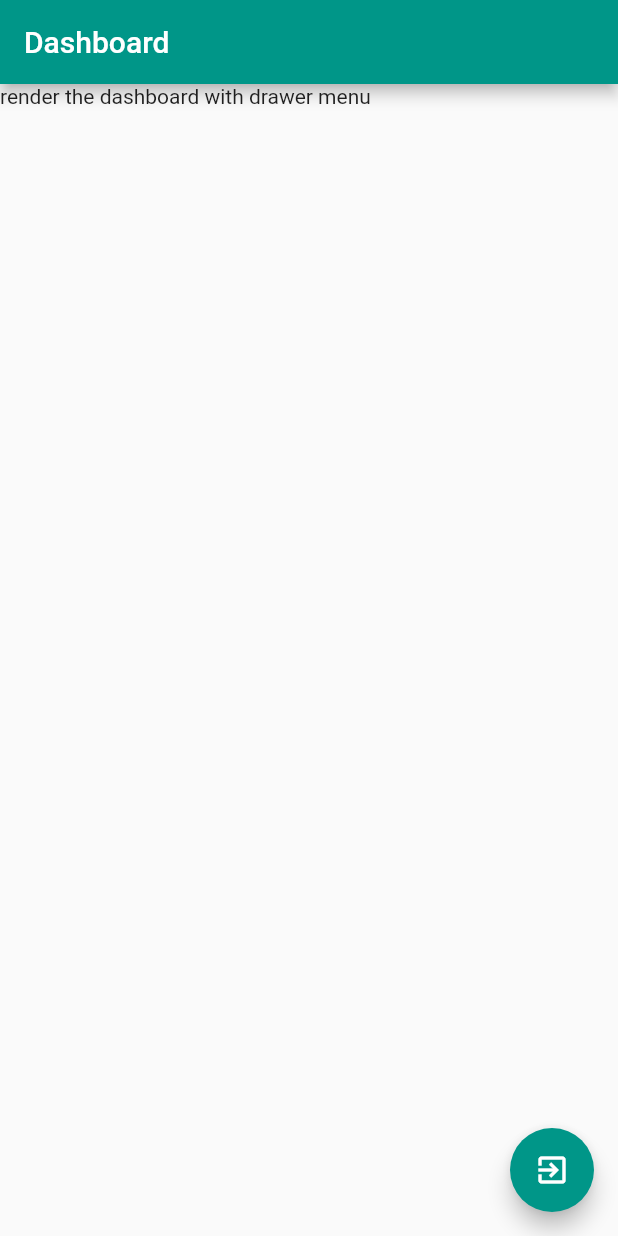
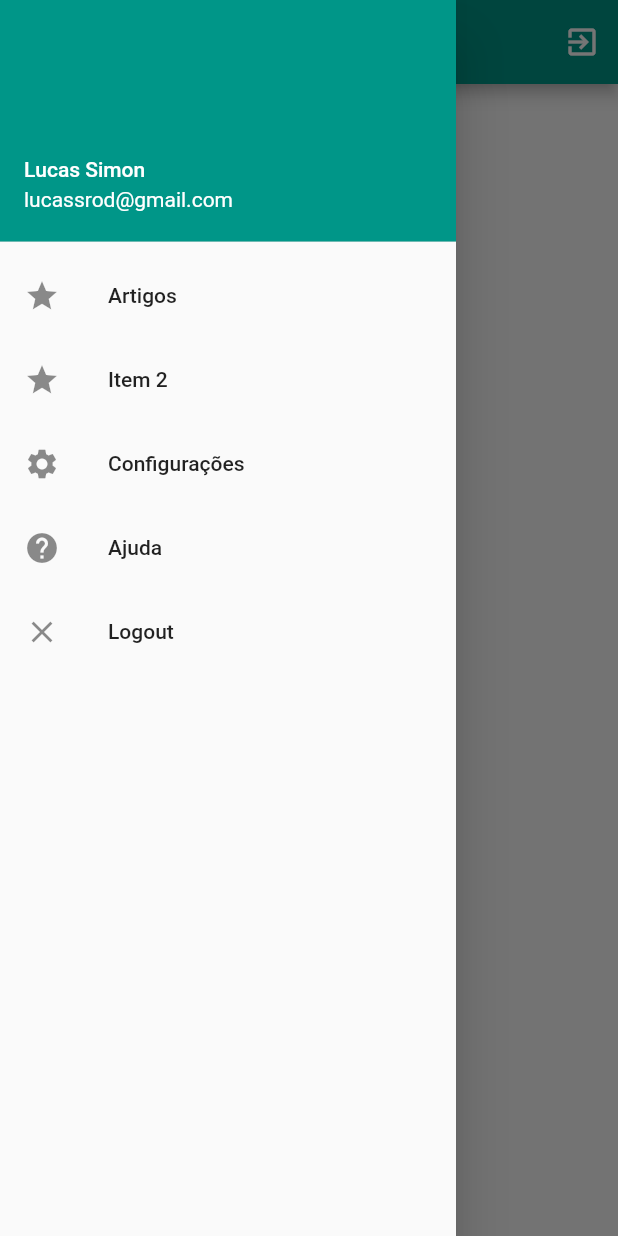
Before and after one commit to lucassimon/login_in_flutter, a Flutter app: the Dashboard screen opened directly, with the side drawer open (before the commit the screen has no drawer), on a phone screen of 412 x 824 dp. Run offline on Flutter 3.47's test engine with Material 2 defaults, Android fonts, the phone set to English and light mode, and no system bars; our stand-ins replace dio, rxdart, shared_preferences; missing offline and left inert: bloc_pattern; accounts and stored records are empty.

Commit message:
Create drawer to all app

```diff
--- /dev/null
+++ b/lib/src/dashboard/drawer.dart
@@ -0,0 +1,60 @@
+import 'package:flutter/material.dart';
+import 'package:login/src/login/screen.dart';
+import 'package:login/src/utils/nav.dart';
+
+class DrawerMenu extends StatelessWidget {
+  @override
+  Widget build(BuildContext context) {
+    return SafeArea(
+      child: Drawer(
+        child: ListView(
+          children: <Widget>[
+            UserAccountsDrawerHeader(
+              accountName: Text("Lucas Simon"),
+              accountEmail: Text("lucassrod@gmail.com"),
+            ),
+            ListTile(
+              onTap: () {
+                print("Posts");
+              },
+              title: Text("Artigos"),
+              leading: Icon(Icons.star),
+            ),
+            ListTile(
+              onTap: () {
+                print("Filmes");
+              },
+              title: Text("Item 2"),
+              leading: Icon(Icons.star),
+            ),
+            ListTile(
+              onTap: () {
+                print("Configurações");
+              },
+              title: Text("Configurações"),
+              leading: Icon(Icons.settings),
+            ),
+            ListTile(
+              onTap: () {
+                print("Ajuda");
+              },
+              title: Text("Ajuda"),
+              leading: Icon(Icons.help),
+            ),
+            ListTile(
+              onTap: () {
+                _logout(context);
+              },
+              title: Text("Logout"),
+              leading: Icon(Icons.close),
+            )
+          ],
+        ),
+      ),
+    );
+  }
+
+  void _logout(context) {
+    pushReplacement(context, Login());
+  }
+}
--- a/lib/src/dashboard/screen.dart
+++ b/lib/src/dashboard/screen.dart
@@ -1,6 +1,7 @@
 import 'package:flutter/material.dart';
 
 import 'package:login/src/login/screen.dart';
+import 'package:login/src/dashboard/drawer.dart';
 
 class Dashboard extends StatefulWidget {
   @override
@@ -13,16 +14,19 @@ class _DashboardState extends State<Dashboard> {
     return Scaffold(
       appBar: AppBar(
         title: Text("Dashboard"),
+        actions: <Widget>[
+          IconButton(
+            icon: Icon(Icons.exit_to_app),
+            onPressed: _onClickLogout,
+          )
+        ],
       ),
       body: Container(child: Text("render the dashboard with drawer menu"),),
-      floatingActionButton: FloatingActionButton(
-        onPressed: _logout,
-        child: Icon(Icons.exit_to_app),
-      ),
+      drawer: DrawerMenu(),
     );
   }
 
-  _logout() {
+  _onClickLogout() {
     Navigator.pushReplacement(context, MaterialPageRoute(builder: (BuildContext context) => Login()));
   }
 }
```
